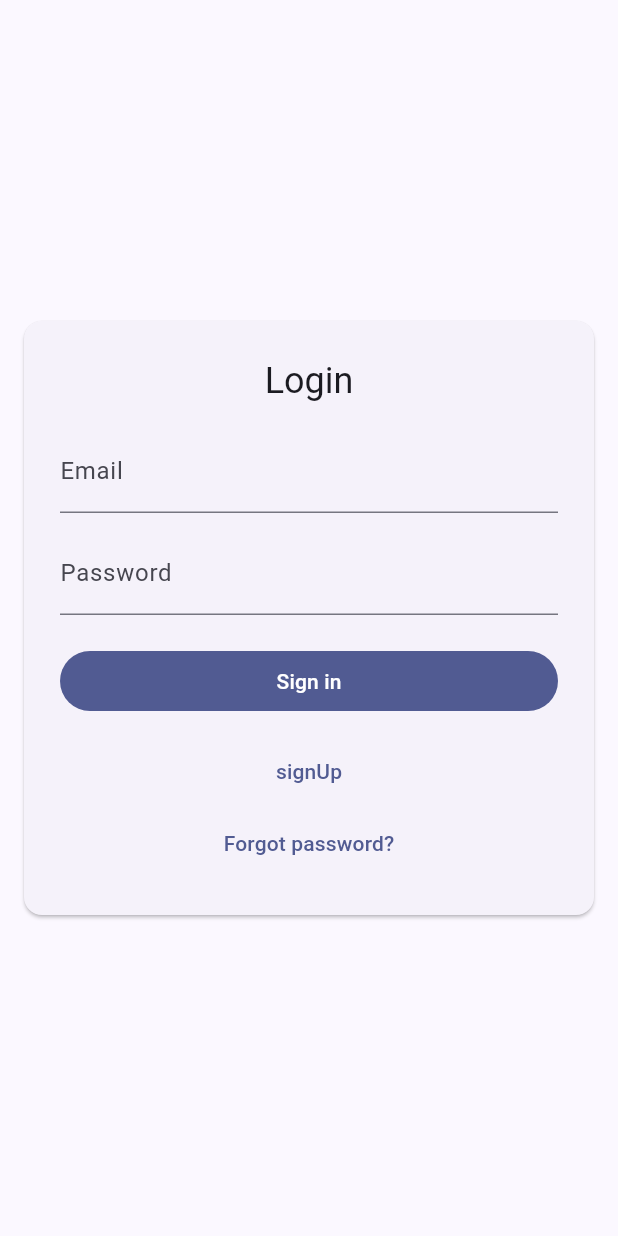
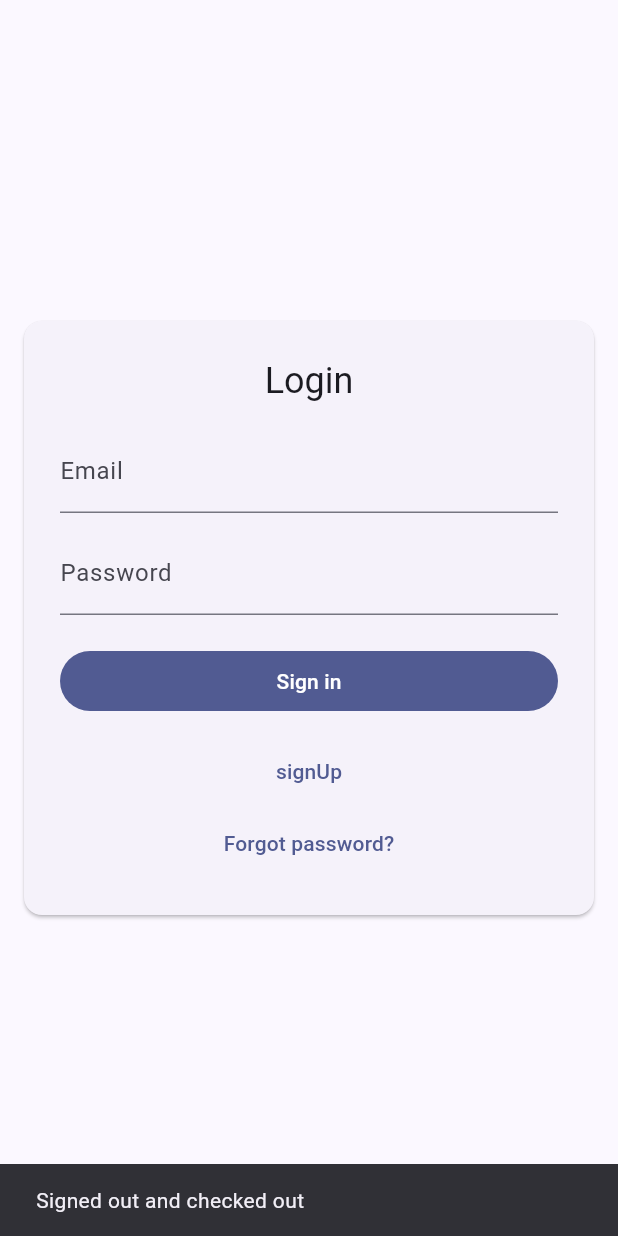
Before and after one commit to thakrenikhil/geofence, a Flutter app: the EmployeeHomeScreen screen opened by its route, after a tap on the "logout" icon, on a phone screen of 412 x 824 dp. Run offline on Flutter 3.47's test engine with Material 3 defaults, Android fonts, the phone set to English and light mode, and no system bars; our stand-ins replace cloud_firestore, firebase_auth, firebase_core, flutter_map, geolocator, go_router and 1 more; missing offline and left inert: excel; accounts and stored records are empty.

Commit message:
feat : check in-out

```diff
--- a/lib/ui/screens/home/employee_home_screen.dart
+++ b/lib/ui/screens/home/employee_home_screen.dart
@@ -138,6 +138,26 @@ class _EmployeeHomeScreenState extends State<EmployeeHomeScreen> {
     }
   }
 
+  Future<void> _signOutWithCheckout() async {
+    // Auto check-out if currently checked in
+    if (_activeRecordId != null) {
+      await AttendanceService(
+        FirebaseFirestore.instance,
+      ).checkOut(recordId: _activeRecordId!);
+      setState(() => _activeRecordId = null);
+    }
+
+    // Sign out from Firebase Auth
+    await FirebaseAuth.instance.signOut();
+
+    if (context.mounted) {
+      ScaffoldMessenger.of(context).showSnackBar(
+        const SnackBar(content: Text('Signed out and checked out')),
+      );
+      context.go('/login');
+    }
+  }
+
   @override
   Widget build(BuildContext context) {
     final t = AppLocalizations.of(context)!;
@@ -168,10 +188,7 @@ class _EmployeeHomeScreenState extends State<EmployeeHomeScreen> {
           actions: [
             IconButton(
               icon: const Icon(Icons.logout),
-              onPressed: () async {
-                await FirebaseAuth.instance.signOut();
-                if (context.mounted) context.go('/login');
-              },
+              onPressed: () => _signOutWithCheckout(),
             ),
           ],
         ),
```
Also changed, not shown: lib/ui/screens/home/admin_home_screen.dart (+8 -1 lines).
